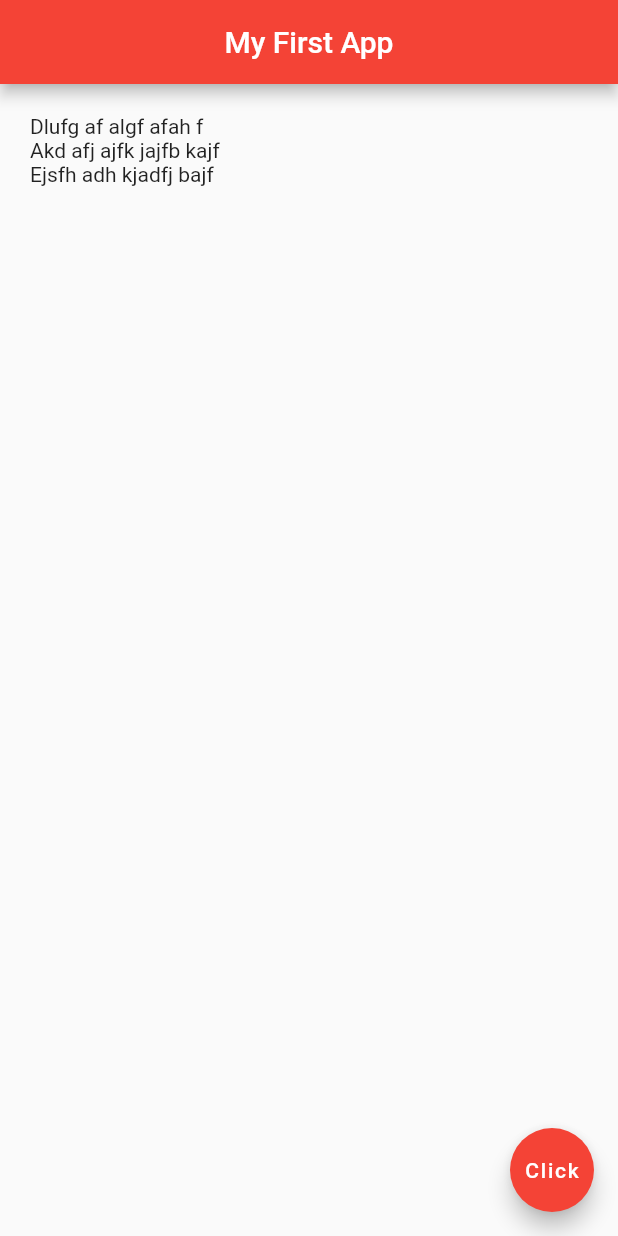
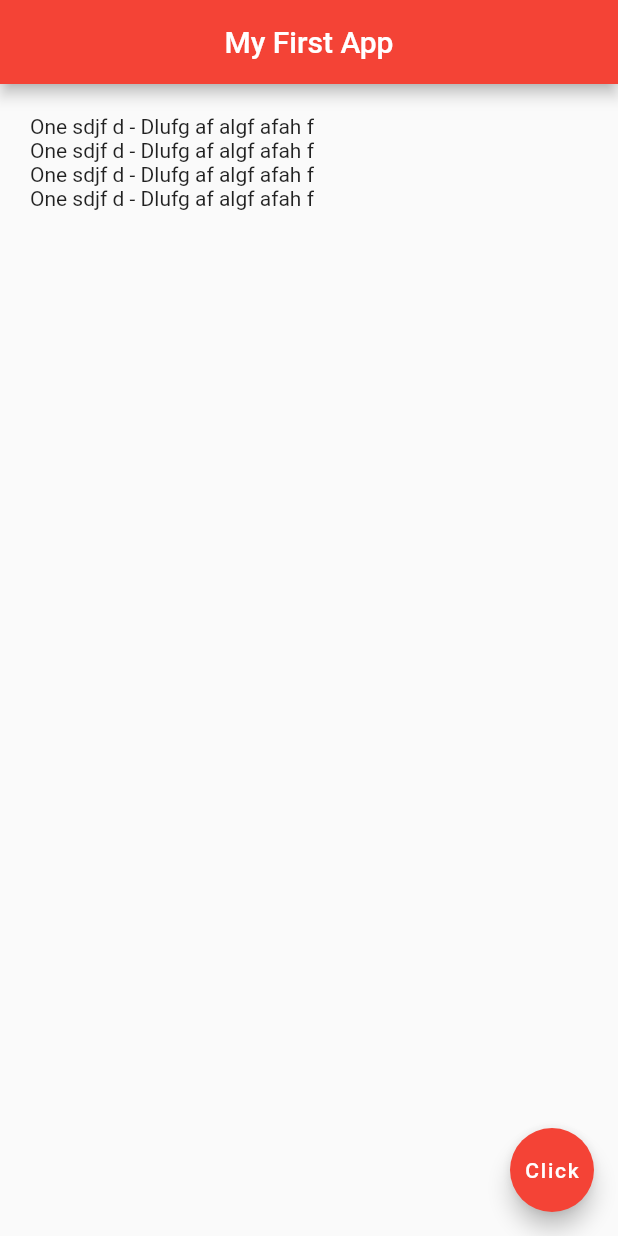
Before and after one commit to Monjur-Alam/Flutter-Beginner, a Flutter app: the screen it shows after launch, on a phone screen of 412 x 824 dp. Run offline on Flutter 3.47's test engine with Material 2 defaults, Android fonts, the phone set to English and light mode, and no system bars.

Commit message:
Custom Classes

```diff
--- a/lib/main.dart
+++ b/lib/main.dart
@@ -1,5 +1,6 @@
 import 'package:flutter/cupertino.dart';
 import 'package:flutter/material.dart';
+import 'quote.dart';
 
 void main() => runApp(MaterialApp(home: Home()));
 
@@ -9,10 +10,11 @@ class Home extends StatefulWidget {
 }
 
 class _HomeState extends State<Home> {
-  List<String> quotes = [
-    'Dlufg af algf afah f',
-    'Akd afj ajfk jajfb kajf ',
-    'Ejsfh adh kjadfj bajf '
+  List<Quote> quotes = [
+    Quote(text: 'One sdjf d', author: 'Dlufg af algf afah f'),
+    Quote(text: 'One sdjf d', author: 'Dlufg af algf afah f'),
+    Quote(text: 'One sdjf d', author: 'Dlufg af algf afah f'),
+    Quote(text: 'One sdjf d', author: 'Dlufg af algf afah f')
   ];
   @override
   Widget build(BuildContext context) {
@@ -25,11 +27,8 @@ class _HomeState extends State<Home> {
       body: Padding(
         padding: EdgeInsets.fromLTRB(20.0, 20.0, 20.0, 20.0),
         child: Column(
-          crossAxisAlignment: CrossAxisAlignment.start,
-          children: quotes.map((quote) {
-            return Text(quote);
-          }).toList(),
-        ),
+          children: quotes.map((quote) => Text('${quote.text} - ${quote.author}')).toList()
+        )
       ),
       floatingActionButton: FloatingActionButton(
         onPressed: () {},
--- /dev/null
+++ b/lib/quote.dart
@@ -0,0 +1,8 @@
+class Quote {
+
+  String text;
+  String author;
+
+  Quote({this.text, this.author});
+
+}
```
Also changed, not shown: assets/profile.jpeg (deleted).
